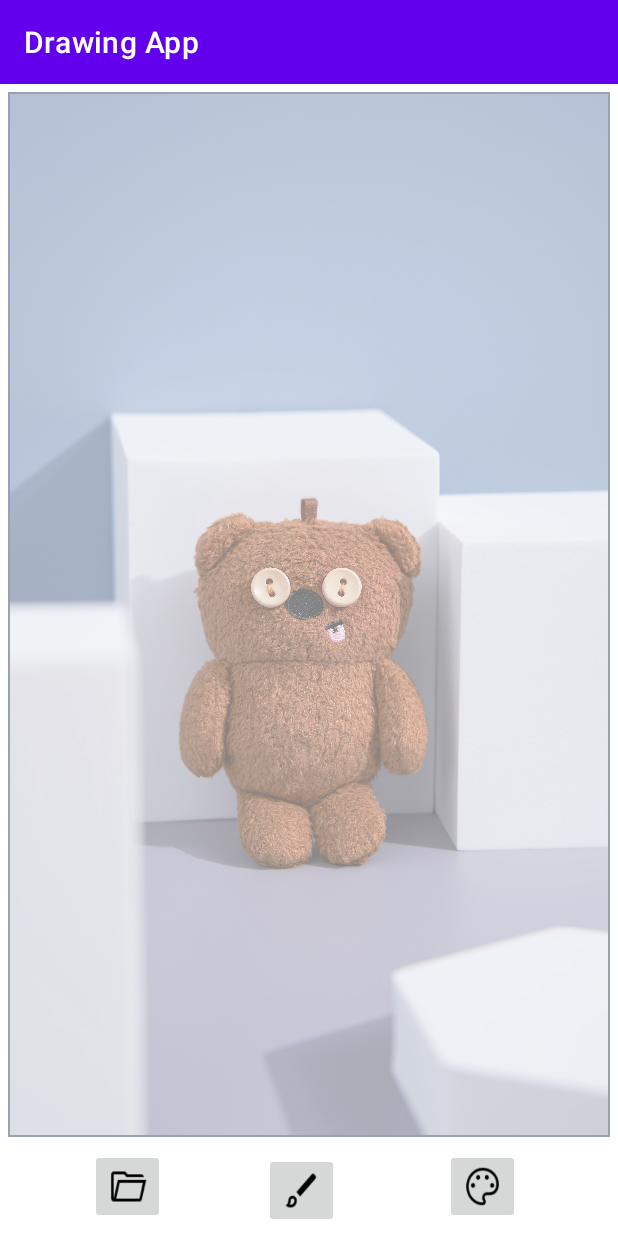
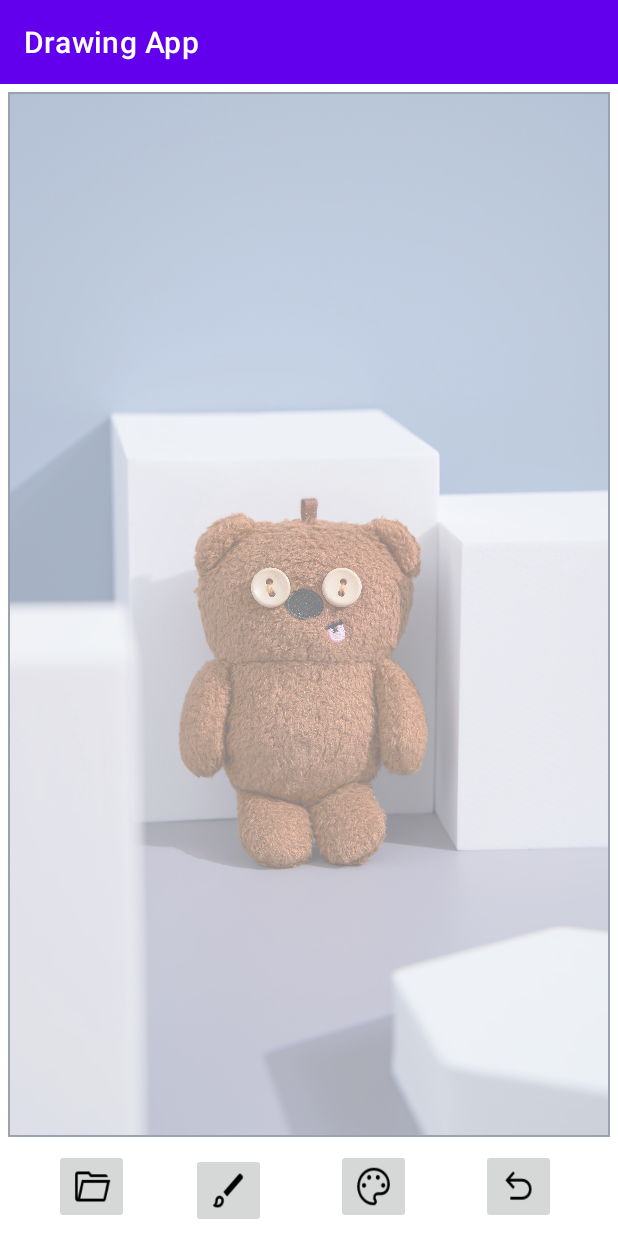
Before and after one commit to fj0lverkr/DrawingApp, an Android app: the screen it shows after launch (MainActivity), on a phone screen of 412 x 824 dp. Run offline under Robolectric (Android 15) with nearby library versions, the phone set to English and light mode, and no system bars.

Commit message:
implement undo

```diff
--- a/app/src/main/java/com/nilsnahooy/drawingapp/CanvasView.kt
+++ b/app/src/main/java/com/nilsnahooy/drawingapp/CanvasView.kt
@@ -99,6 +99,13 @@ class CanvasView(context: Context, attrs : AttributeSet): View(context, attrs) {
         mDrawPaint!!.color = mColor
     }
 
+    fun undo() {
+        if (mPaths.size > 0) {
+            mPaths.remove(mPaths[mPaths.size-1])
+            invalidate()
+        }
+    }
+
     internal inner class DrawPath(var color: Int, var brushSize: Float): Path() {
 
     }
--- a/app/src/main/java/com/nilsnahooy/drawingapp/MainActivity.kt
+++ b/app/src/main/java/com/nilsnahooy/drawingapp/MainActivity.kt
@@ -77,6 +77,7 @@ class MainActivity : AppCompatActivity() {
         val btnBrushSize: ImageButton = findViewById(R.id.ib_open_brush_size_dialog)
         val btnBrushColor: ImageButton = findViewById(R.id.ib_open_brush_color_dialog)
         val btnBrowseForImage: ImageButton = findViewById(R.id.ib_open_gallery)
+        val btnUndo:ImageButton = findViewById(R.id.ib_undo)
         canvasView = findViewById(R.id.cv_main_canvas)
         canvasView?.setBrushSize(20.0f)
 
@@ -94,6 +95,10 @@ class MainActivity : AppCompatActivity() {
 
         btnBrushColor.setOnClickListener {
             showBrushColorDialog()
+        }
+
+        btnUndo.setOnClickListener {
+            canvasView?.undo()
         }
     }
 
--- a/app/src/main/res/layout/activity_main.xml
+++ b/app/src/main/res/layout/activity_main.xml
@@ -66,8 +66,21 @@
         app:layout_constraintTop_toBottomOf="@id/fl_canvas_wrapper"
         app:layout_constraintBottom_toBottomOf="parent"
         app:layout_constraintStart_toEndOf="@id/ib_open_brush_size_dialog"
-        app:layout_constraintEnd_toEndOf="parent"
+        app:layout_constraintEnd_toStartOf="@id/ib_undo"
         android:src="@drawable/icon_palette"
         android:contentDescription="@string/cd_open_brush_size" />
 
+    <ImageButton
+        android:id="@+id/ib_undo"
+        android:layout_width="50dp"
+        android:layout_height="50dp"
+        android:layout_margin="5dp"
+        android:scaleType="fitXY"
+        app:layout_constraintTop_toBottomOf="@id/fl_canvas_wrapper"
+        app:layout_constraintBottom_toBottomOf="parent"
+        app:layout_constraintStart_toEndOf="@id/ib_open_brush_color_dialog"
+        app:layout_constraintEnd_toEndOf="parent"
+        android:src="@drawable/icon_undo"
+        android:contentDescription="@string/cd_undo" />
+
 </androidx.constraintlayout.widget.ConstraintLayout>
--- a/app/src/main/res/values/strings.xml
+++ b/app/src/main/res/values/strings.xml
@@ -9,4 +9,5 @@
     <string name="label_cancel">Cancel</string>
     <string name="sb_perm_allowed">Permission %1$s allowed.</string>
     <string name="sb_perm_denied">Permission %1$s denied.</string>
+    <string name="cd_undo">Undo button</string>
 </resources>
```
Also changed, not shown: app/src/main/res/drawable/icon_undo.png (added).
